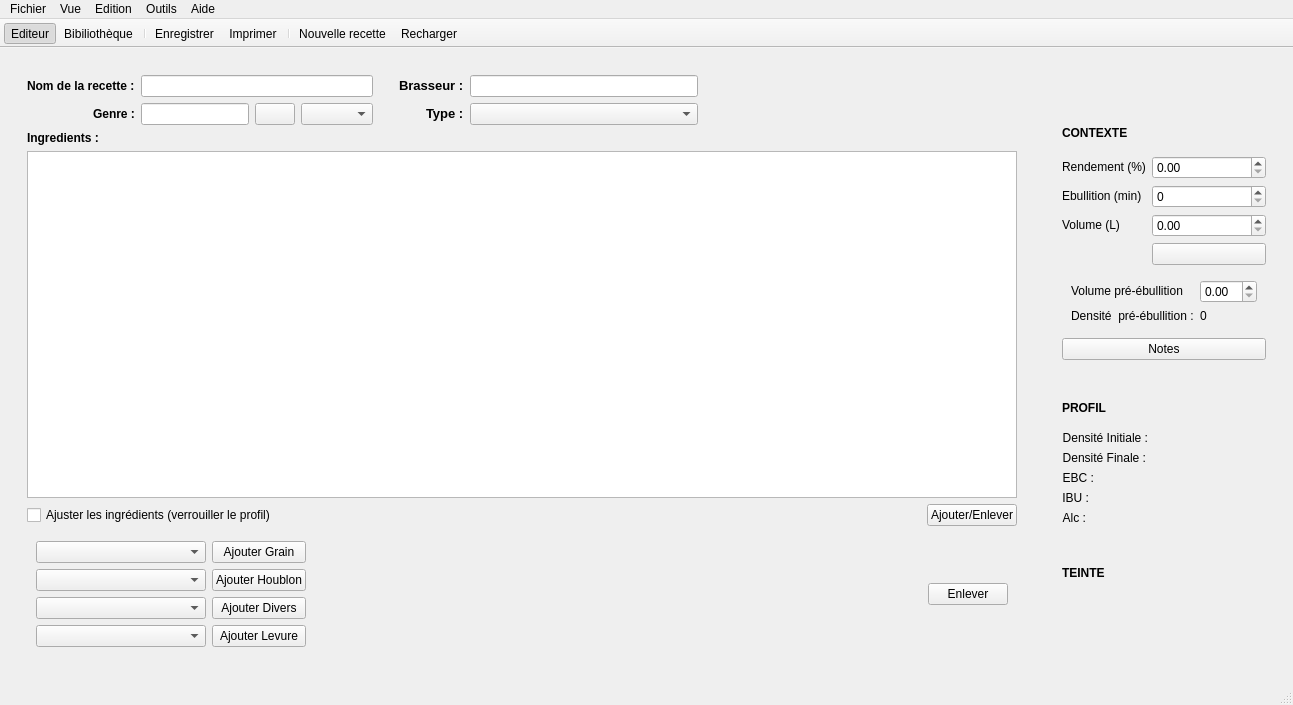
Old version of the form reader.ui in the repository 314r/joliebulle.
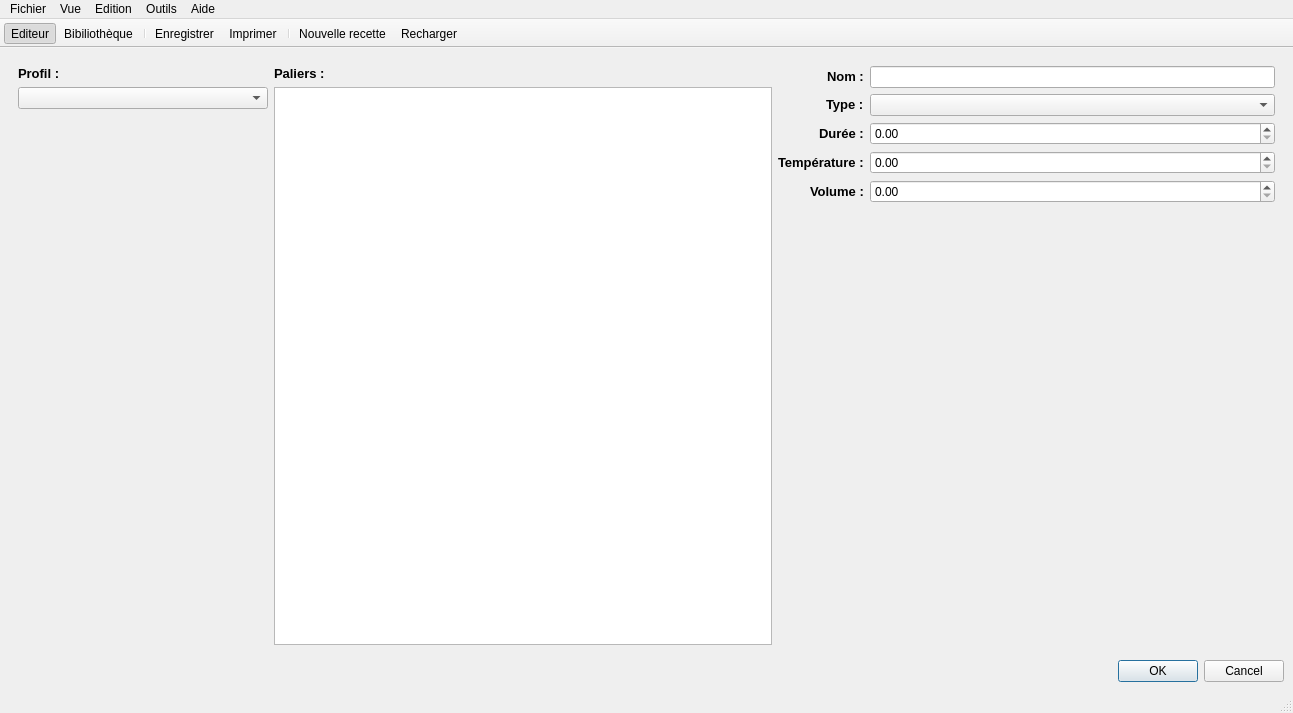
New version of the form. Icons and pictures are not drawn.

Commit message: qq idées pour les profils de brassage

Patch:
```diff
--- a/reader.ui
+++ b/reader.ui
@@ -7,7 +7,7 @@
     <x>0</x>
     <y>0</y>
     <width>1293</width>
-    <height>705</height>
+    <height>713</height>
    </rect>
   </property>
   <property name="windowTitle">
@@ -28,14 +28,48 @@
        <number>1</number>
       </property>
       <property name="currentIndex">
-       <number>0</number>
+       <number>3</number>
       </property>
       <widget class="QWidget" name="page">
        <layout class="QGridLayout" name="gridLayout">
         <item row="1" column="0">
          <widget class="QWidget" name="widgetEditeur" native="true">
-          <layout class="QVBoxLayout" name="verticalLayout_2">
-           <item>
+          <layout class="QGridLayout" name="gridLayout_7">
+           <item row="7" column="0">
+            <layout class="QHBoxLayout" name="horizontalLayout_3">
+             <item>
+              <widget class="QComboBox" name="comboBoxBrassageProfils">
+               <property name="minimumSize">
+                <size>
+                 <width>250</width>
+                 <height>0</height>
+                </size>
+               </property>
+              </widget>
+             </item>
+             <item>
+              <widget class="QPushButton" name="pushButtonDetailsBrassage">
+               <property name="text">
+                <string>Détails</string>
+               </property>
+              </widget>
+             </item>
+             <item>
+              <spacer name="horizontalSpacer_2">
+               <property name="orientation">
+                <enum>Qt::Horizontal</enum>
+               </property>
+               <property name="sizeHint" stdset="0">
+                <size>
+                 <width>40</width>
+                 <height>20</height>
+                </size>
+               </property>
+              </spacer>
+             </item>
+            </layout>
+           </item>
+           <item row="0" column="0">
             <layout class="QHBoxLayout" name="horizontalLayout_2">
              <item>
               <layout class="QFormLayout" name="formLayout_2">
@@ -155,18 +189,7 @@
              </item>
             </layout>
            </item>
-           <item>
-            <widget class="QLabel" name="labelFermentables">
-             <property name="text">
-              <string>&lt;!DOCTYPE HTML PUBLIC &quot;-//W3C//DTD HTML 4.0//EN&quot; &quot;http://www.w3.org/TR/REC-html40/strict.dtd&quot;&gt;
-&lt;html&gt;&lt;head&gt;&lt;meta name=&quot;qrichtext&quot; content=&quot;1&quot; /&gt;&lt;style type=&quot;text/css&quot;&gt;
-p, li { white-space: pre-wrap; }
-&lt;/style&gt;&lt;/head&gt;&lt;body style=&quot; font-family:'Droid Sans'; font-size:9pt; font-weight:400; font-style:normal;&quot;&gt;
-&lt;p style=&quot; margin-top:0px; margin-bottom:0px; margin-left:0px; margin-right:0px; -qt-block-indent:0; text-indent:0px;&quot;&gt;&lt;span style=&quot; font-weight:600;&quot;&gt;Ingredients : &lt;/span&gt;&lt;/p&gt;&lt;/body&gt;&lt;/html&gt;</string>
-             </property>
-            </widget>
-           </item>
-           <item>
+           <item row="2" column="0">
             <layout class="QHBoxLayout" name="horizontalLayout_4">
              <item>
               <widget class="QTableView" name="tableViewF">
@@ -216,48 +239,7 @@
              </item>
             </layout>
            </item>
-           <item>
-            <layout class="QHBoxLayout" name="horizontalLayout_5">
-             <item>
-              <widget class="QCheckBox" name="checkBoxIng">
-               <property name="text">
-                <string>Ajuster les ingrédients (verrouiller le profil)</string>
-               </property>
-              </widget>
-             </item>
-             <item>
-              <spacer name="horizontalSpacer_3">
-               <property name="orientation">
-                <enum>Qt::Horizontal</enum>
-               </property>
-               <property name="sizeHint" stdset="0">
-                <size>
-                 <width>40</width>
-                 <height>20</height>
-                </size>
-               </property>
-              </spacer>
-             </item>
-             <item>
-              <widget class="QPushButton" name="pushButtonChangeIngredients">
-               <property name="text">
-                <string>Ajouter/Enlever</string>
-               </property>
-               <property name="checkable">
-                <bool>true</bool>
-               </property>
-              </widget>
-             </item>
-            </layout>
-           </item>
-           <item>
-            <layout class="QGridLayout" name="gridLayout_6">
-             <property name="leftMargin">
-              <number>0</number>
-             </property>
-            </layout>
-           </item>
-           <item>
+           <item row="5" column="0">
             <widget class="QWidget" name="widgetIngredients" native="true">
              <layout class="QHBoxLayout" name="horizontalLayout_7">
               <item>
@@ -398,6 +380,69 @@
              </layout>
             </widget>
            </item>
+           <item row="3" column="0">
+            <layout class="QHBoxLayout" name="horizontalLayout_5">
+             <item>
+              <widget class="QCheckBox" name="checkBoxIng">
+               <property name="text">
+                <string>Ajuster les ingrédients (verrouiller le profil)</string>
+               </property>
+              </widget>
+             </item>
+             <item>
+              <spacer name="horizontalSpacer_3">
+               <property name="orientation">
+                <enum>Qt::Horizontal</enum>
+               </property>
+               <property name="sizeHint" stdset="0">
+                <size>
+                 <width>40</width>
+                 <height>20</height>
+                </size>
+               </property>
+              </spacer>
+             </item>
+             <item>
+              <widget class="QPushButton" name="pushButtonChangeIngredients">
+               <property name="text">
+                <string>Ajouter/Enlever</string>
+               </property>
+               <property name="checkable">
+                <bool>true</bool>
+               </property>
+              </widget>
+             </item>
+            </layout>
+           </item>
+           <item row="1" column="0">
+            <widget class="QLabel" name="labelFermentables">
+             <property name="text">
+              <string>&lt;!DOCTYPE HTML PUBLIC &quot;-//W3C//DTD HTML 4.0//EN&quot; &quot;http://www.w3.org/TR/REC-html40/strict.dtd&quot;&gt;
+&lt;html&gt;&lt;head&gt;&lt;meta name=&quot;qrichtext&quot; content=&quot;1&quot; /&gt;&lt;style type=&quot;text/css&quot;&gt;
+p, li { white-space: pre-wrap; }
+&lt;/style&gt;&lt;/head&gt;&lt;body style=&quot; font-family:'Droid Sans'; font-size:9pt; font-weight:400; font-style:normal;&quot;&gt;
+&lt;p style=&quot; margin-top:0px; margin-bottom:0px; margin-left:0px; margin-right:0px; -qt-block-indent:0; text-indent:0px;&quot;&gt;&lt;span style=&quot; font-weight:600;&quot;&gt;Ingredients : &lt;/span&gt;&lt;/p&gt;&lt;/body&gt;&lt;/html&gt;</string>
+             </property>
+            </widget>
+           </item>
+           <item row="4" column="0">
+            <layout class="QGridLayout" name="gridLayout_6">
+             <property name="leftMargin">
+              <number>0</number>
+             </property>
+            </layout>
+           </item>
+           <item row="6" column="0">
+            <widget class="QLabel" name="label_8">
+             <property name="text">
+              <string>&lt;!DOCTYPE HTML PUBLIC &quot;-//W3C//DTD HTML 4.0//EN&quot; &quot;http://www.w3.org/TR/REC-html40/strict.dtd&quot;&gt;
+&lt;html&gt;&lt;head&gt;&lt;meta name=&quot;qrichtext&quot; content=&quot;1&quot; /&gt;&lt;style type=&quot;text/css&quot;&gt;
+p, li { white-space: pre-wrap; }
+&lt;/style&gt;&lt;/head&gt;&lt;body style=&quot; font-family:'Droid Sans'; font-size:10pt; font-weight:400; font-style:normal;&quot;&gt;
+&lt;p style=&quot; margin-top:0px; margin-bottom:0px; margin-left:0px; margin-right:0px; -qt-block-indent:0; text-indent:0px;&quot;&gt;&lt;span style=&quot; font-weight:600;&quot;&gt;Brassage :&lt;/span&gt;&lt;/p&gt;&lt;/body&gt;&lt;/html&gt;</string>
+             </property>
+            </widget>
+           </item>
           </layout>
           <zorder>widgetIngredients</zorder>
           <zorder></zorder>
@@ -816,6 +861,150 @@
         </item>
        </layout>
       </widget>
+      <widget class="QWidget" name="page_4">
+       <layout class="QHBoxLayout" name="horizontalLayout_6">
+        <item>
+         <layout class="QVBoxLayout" name="verticalLayout_8">
+          <item>
+           <widget class="QLabel" name="label_15">
+            <property name="text">
+             <string>&lt;!DOCTYPE HTML PUBLIC &quot;-//W3C//DTD HTML 4.0//EN&quot; &quot;http://www.w3.org/TR/REC-html40/strict.dtd&quot;&gt;
+&lt;html&gt;&lt;head&gt;&lt;meta name=&quot;qrichtext&quot; content=&quot;1&quot; /&gt;&lt;style type=&quot;text/css&quot;&gt;
+p, li { white-space: pre-wrap; }
+&lt;/style&gt;&lt;/head&gt;&lt;body style=&quot; font-family:'Droid Sans'; font-size:10pt; font-weight:400; font-style:normal;&quot;&gt;
+&lt;p style=&quot; margin-top:0px; margin-bottom:0px; margin-left:0px; margin-right:0px; -qt-block-indent:0; text-indent:0px;&quot;&gt;&lt;span style=&quot; font-weight:600;&quot;&gt;Profil :&lt;/span&gt;&lt;/p&gt;&lt;/body&gt;&lt;/html&gt;</string>
+            </property>
+           </widget>
+          </item>
+          <item>
+           <widget class="QComboBox" name="comboBox_3">
+            <property name="minimumSize">
+             <size>
+              <width>250</width>
+              <height>0</height>
+             </size>
+            </property>
+           </widget>
+          </item>
+          <item>
+           <spacer name="verticalSpacer_3">
+            <property name="orientation">
+             <enum>Qt::Vertical</enum>
+            </property>
+            <property name="sizeHint" stdset="0">
+             <size>
+              <width>20</width>
+              <height>40</height>
+             </size>
+            </property>
+           </spacer>
+          </item>
+         </layout>
+        </item>
+        <item>
+         <layout class="QVBoxLayout" name="verticalLayout_2">
+          <item>
+           <widget class="QLabel" name="label_14">
+            <property name="text">
+             <string>&lt;!DOCTYPE HTML PUBLIC &quot;-//W3C//DTD HTML 4.0//EN&quot; &quot;http://www.w3.org/TR/REC-html40/strict.dtd&quot;&gt;
+&lt;html&gt;&lt;head&gt;&lt;meta name=&quot;qrichtext&quot; content=&quot;1&quot; /&gt;&lt;style type=&quot;text/css&quot;&gt;
+p, li { white-space: pre-wrap; }
+&lt;/style&gt;&lt;/head&gt;&lt;body style=&quot; font-family:'Droid Sans'; font-size:10pt; font-weight:400; font-style:normal;&quot;&gt;
+&lt;p style=&quot; margin-top:0px; margin-bottom:0px; margin-left:0px; margin-right:0px; -qt-block-indent:0; text-indent:0px;&quot;&gt;&lt;span style=&quot; font-weight:600;&quot;&gt;Paliers :&lt;/span&gt;&lt;/p&gt;&lt;/body&gt;&lt;/html&gt;</string>
+            </property>
+           </widget>
+          </item>
+          <item>
+           <widget class="QListWidget" name="listWidgetSteps"/>
+          </item>
+         </layout>
+        </item>
+        <item>
+         <layout class="QFormLayout" name="formLayout_6">
+          <property name="labelAlignment">
+           <set>Qt::AlignRight|Qt::AlignTrailing|Qt::AlignVCenter</set>
+          </property>
+          <item row="0" column="1">
+           <widget class="QLineEdit" name="lineEdit"/>
+          </item>
+          <item row="0" column="0">
+           <widget class="QLabel" name="label_9">
+            <property name="text">
+             <string>&lt;!DOCTYPE HTML PUBLIC &quot;-//W3C//DTD HTML 4.0//EN&quot; &quot;http://www.w3.org/TR/REC-html40/strict.dtd&quot;&gt;
+&lt;html&gt;&lt;head&gt;&lt;meta name=&quot;qrichtext&quot; content=&quot;1&quot; /&gt;&lt;style type=&quot;text/css&quot;&gt;
+p, li { white-space: pre-wrap; }
+&lt;/style&gt;&lt;/head&gt;&lt;body style=&quot; font-family:'Droid Sans'; font-size:10pt; font-weight:400; font-style:normal;&quot;&gt;
+&lt;p style=&quot; margin-top:0px; margin-bottom:0px; margin-left:0px; margin-right:0px; -qt-block-indent:0; text-indent:0px;&quot;&gt;&lt;span style=&quot; font-weight:600;&quot;&gt;Nom :&lt;/span&gt;&lt;/p&gt;&lt;/body&gt;&lt;/html&gt;</string>
+            </property>
+           </widget>
+          </item>
+          <item row="1" column="1">
+           <widget class="QComboBox" name="comboBox_2"/>
+          </item>
+          <item row="1" column="0">
+           <widget class="QLabel" name="label_10">
+            <property name="text">
+             <string>&lt;!DOCTYPE HTML PUBLIC &quot;-//W3C//DTD HTML 4.0//EN&quot; &quot;http://www.w3.org/TR/REC-html40/strict.dtd&quot;&gt;
+&lt;html&gt;&lt;head&gt;&lt;meta name=&quot;qrichtext&quot; content=&quot;1&quot; /&gt;&lt;style type=&quot;text/css&quot;&gt;
+p, li { white-space: pre-wrap; }
+&lt;/style&gt;&lt;/head&gt;&lt;body style=&quot; font-family:'Droid Sans'; font-size:10pt; font-weight:400; font-style:normal;&quot;&gt;
+&lt;p style=&quot; margin-top:0px; margin-bottom:0px; margin-left:0px; margin-right:0px; -qt-block-indent:0; text-indent:0px;&quot;&gt;&lt;span style=&quot; font-weight:600;&quot;&gt;Type :&lt;/span&gt;&lt;/p&gt;&lt;/body&gt;&lt;/html&gt;</string>
+            </property>
+           </widget>
+          </item>
+          <item row="2" column="1">
+           <widget class="QDoubleSpinBox" name="doubleSpinBox"/>
+          </item>
+          <item row="2" column="0">
+           <widget class="QLabel" name="label_11">
+            <property name="text">
+             <string>&lt;!DOCTYPE HTML PUBLIC &quot;-//W3C//DTD HTML 4.0//EN&quot; &quot;http://www.w3.org/TR/REC-html40/strict.dtd&quot;&gt;
+&lt;html&gt;&lt;head&gt;&lt;meta name=&quot;qrichtext&quot; content=&quot;1&quot; /&gt;&lt;style type=&quot;text/css&quot;&gt;
+p, li { white-space: pre-wrap; }
+&lt;/style&gt;&lt;/head&gt;&lt;body style=&quot; font-family:'Droid Sans'; font-size:10pt; font-weight:400; font-style:normal;&quot;&gt;
+&lt;p style=&quot; margin-top:0px; margin-bottom:0px; margin-left:0px; margin-right:0px; -qt-block-indent:0; text-indent:0px;&quot;&gt;&lt;span style=&quot; font-weight:600;&quot;&gt;Durée :&lt;/span&gt;&lt;/p&gt;&lt;/body&gt;&lt;/html&gt;</string>
+            </property>
+           </widget>
+          </item>
+          <item row="3" column="1">
+           <widget class="QDoubleSpinBox" name="doubleSpinBox_2"/>
+          </item>
+          <item row="3" column="0">
+           <widget class="QLabel" name="label_12">
+            <property name="text">
+             <string>&lt;!DOCTYPE HTML PUBLIC &quot;-//W3C//DTD HTML 4.0//EN&quot; &quot;http://www.w3.org/TR/REC-html40/strict.dtd&quot;&gt;
+&lt;html&gt;&lt;head&gt;&lt;meta name=&quot;qrichtext&quot; content=&quot;1&quot; /&gt;&lt;style type=&quot;text/css&quot;&gt;
+p, li { white-space: pre-wrap; }
+&lt;/style&gt;&lt;/head&gt;&lt;body style=&quot; font-family:'Droid Sans'; font-size:10pt; font-weight:400; font-style:normal;&quot;&gt;
+&lt;p style=&quot; margin-top:0px; margin-bottom:0px; margin-left:0px; margin-right:0px; -qt-block-indent:0; text-indent:0px;&quot;&gt;&lt;span style=&quot; font-weight:600;&quot;&gt;Température :&lt;/span&gt;&lt;/p&gt;&lt;/body&gt;&lt;/html&gt;</string>
+            </property>
+           </widget>
+          </item>
+          <item row="4" column="1">
+           <widget class="QDoubleSpinBox" name="doubleSpinBox_3"/>
+          </item>
+          <item row="4" column="0">
+           <widget class="QLabel" name="label_13">
+            <property name="text">
+             <string>&lt;!DOCTYPE HTML PUBLIC &quot;-//W3C//DTD HTML 4.0//EN&quot; &quot;http://www.w3.org/TR/REC-html40/strict.dtd&quot;&gt;
+&lt;html&gt;&lt;head&gt;&lt;meta name=&quot;qrichtext&quot; content=&quot;1&quot; /&gt;&lt;style type=&quot;text/css&quot;&gt;
+p, li { white-space: pre-wrap; }
+&lt;/style&gt;&lt;/head&gt;&lt;body style=&quot; font-family:'Droid Sans'; font-size:10pt; font-weight:400; font-style:normal;&quot;&gt;
+&lt;p style=&quot; margin-top:0px; margin-bottom:0px; margin-left:0px; margin-right:0px; -qt-block-indent:0; text-indent:0px;&quot;&gt;&lt;span style=&quot; font-weight:600;&quot;&gt;Volume :&lt;/span&gt;&lt;/p&gt;&lt;/body&gt;&lt;/html&gt;</string>
+            </property>
+           </widget>
+          </item>
+         </layout>
+        </item>
+       </layout>
+      </widget>
+     </widget>
+    </item>
+    <item row="1" column="0">
+     <widget class="QDialogButtonBox" name="buttonBoxBrewingDetails">
+      <property name="standardButtons">
+       <set>QDialogButtonBox::Cancel|QDialogButtonBox::Ok</set>
+      </property>
      </widget>
     </item>
    </layout>
```
Left out of the diff: 3 changed lines with no effect on the pictures. The commit also changes 2 other files.
